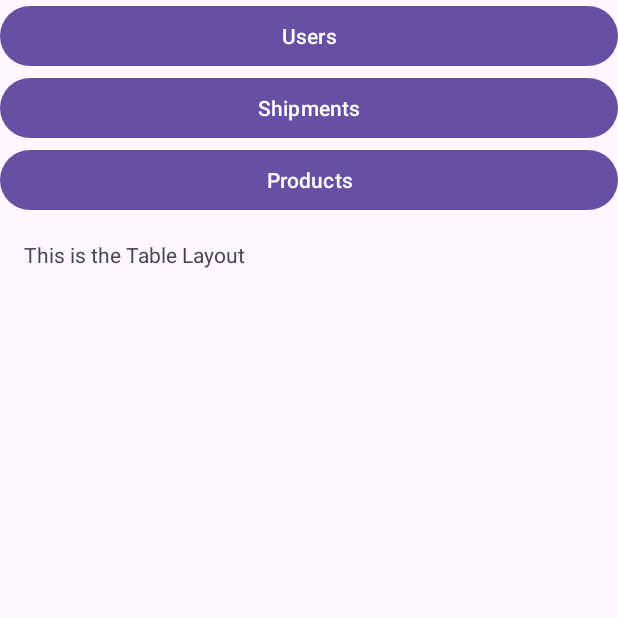
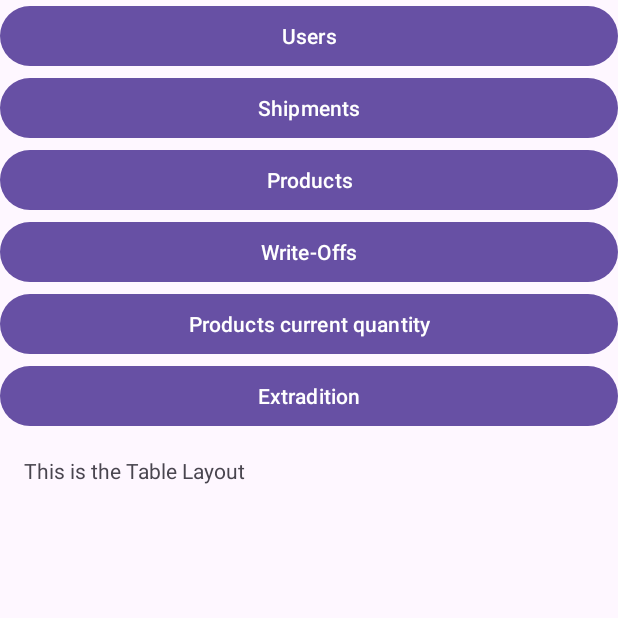
Before and after one commit to Soopcha/OneTrySclada, an Android app: the screen it shows after launch (MainActivity), after a tap on "Users", on a phone screen of 412 x 824 dp, the top half of it. Run offline under Robolectric (Android 15) with nearby library versions, the phone set to English and light mode, and no system bars; 1 other tap on this screen came first.

Commit message:
c ошибко небольшой че-то не выводится но там можно починить

```diff
--- a/app/src/main/java/com/example/onetrysclada/ApiService.kt
+++ b/app/src/main/java/com/example/onetrysclada/ApiService.kt
@@ -18,6 +18,16 @@ interface ApiService {
     @GET("api/products/") // Для продуктов
     fun getProducts(): Call<List<Product>>
 
+
+    @GET("api/extraditions/") // Для экстрадиций
+    fun getExtraditions(): Call<List<Extradition>>
+
+    @GET("api/products-current-quantity/") // Для текущего количества продуктов
+    fun getProductsCurrentQuantity(): Call<List<ProductsCurrentQuantity>>
+
+    @GET("api/write-off-products/") // Для списания продуктов
+    fun getWriteOffProducts(): Call<List<WriteOffOfProducts>>
+
     @PUT("api/users/{id}/")
     fun updateUser(@Path("id") userId: Int, @Body user: User): Call<User>
 
--- a/app/src/main/java/com/example/onetrysclada/User.kt
+++ b/app/src/main/java/com/example/onetrysclada/User.kt
@@ -47,5 +47,5 @@ data class Product(
 data class ProductsCurrentQuantity(
     val product_current_quantity_id: Int,
     val quantity: Int,
-    val product: Product
+    val product: Int // Изменено с `Product` на `Int`
 )
--- a/app/src/main/res/layout/table.xml
+++ b/app/src/main/res/layout/table.xml
@@ -35,12 +35,42 @@
         app:layout_constraintEnd_toEndOf="parent"
         android:layout_marginBottom="16dp" />
 
+    <Button
+        android:id="@+id/write_off_products_button"
+        android:layout_width="0dp"
+        android:layout_height="wrap_content"
+        android:text="Write-Offs"
+        app:layout_constraintTop_toBottomOf="@id/product_button"
+        app:layout_constraintStart_toStartOf="parent"
+        app:layout_constraintEnd_toEndOf="parent"
+        android:layout_marginBottom="16dp" />
+
+    <Button
+        android:id="@+id/products_current_quantity_button"
+        android:layout_width="0dp"
+        android:layout_height="wrap_content"
+        android:text="Products current quantity"
+        app:layout_constraintTop_toBottomOf="@id/write_off_products_button"
+        app:layout_constraintStart_toStartOf="parent"
+        app:layout_constraintEnd_toEndOf="parent"
+        android:layout_marginBottom="16dp" />
+
+    <Button
+        android:id="@+id/extradition_button"
+        android:layout_width="0dp"
+        android:layout_height="wrap_content"
+        android:text="Extradition"
+        app:layout_constraintTop_toBottomOf="@id/products_current_quantity_button"
+        app:layout_constraintStart_toStartOf="parent"
+        app:layout_constraintEnd_toEndOf="parent"
+        android:layout_marginBottom="16dp" />
+
     <TextView
         android:id="@+id/table_title"
         android:layout_width="wrap_content"
         android:layout_height="wrap_content"
         android:text="This is the Table Layout"
-        app:layout_constraintTop_toBottomOf="@id/product_button"
+        app:layout_constraintTop_toBottomOf="@id/extradition_button"
         app:layout_constraintStart_toStartOf="parent"
         android:layout_margin="16dp" />
 
```
Also changed, not shown: app/src/main/java/com/example/onetrysclada/MainActivity.kt (+107 -50 lines), app/src/main/java/com/example/onetrysclada/TableAdapter.kt (+39 -49 lines).
